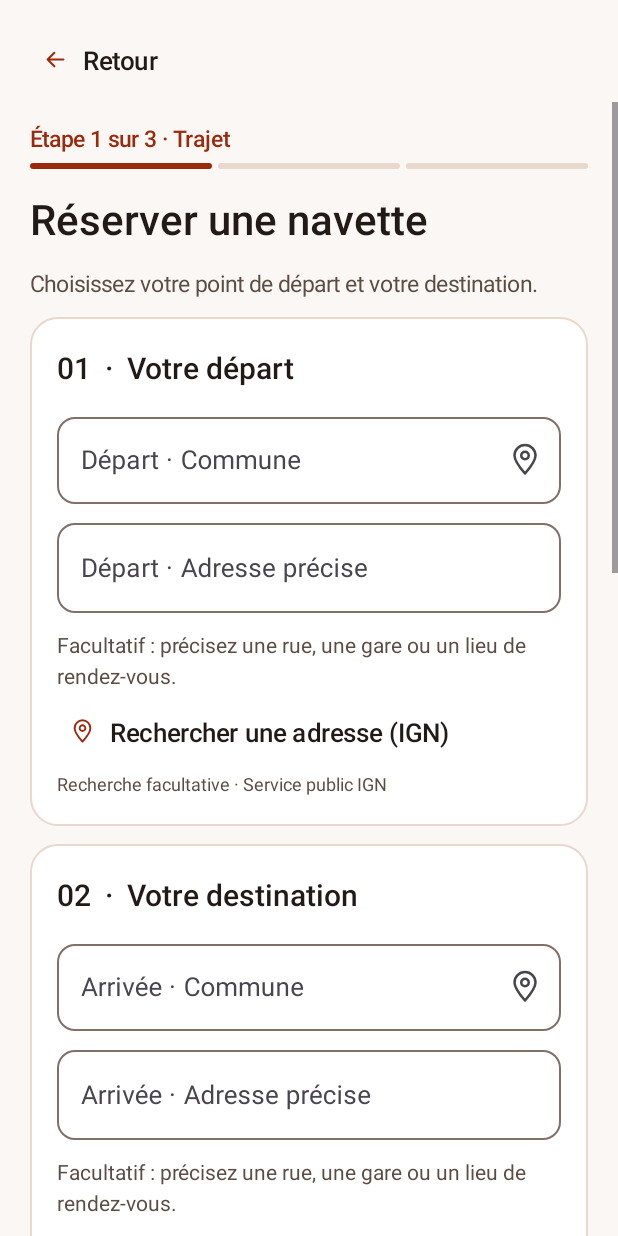
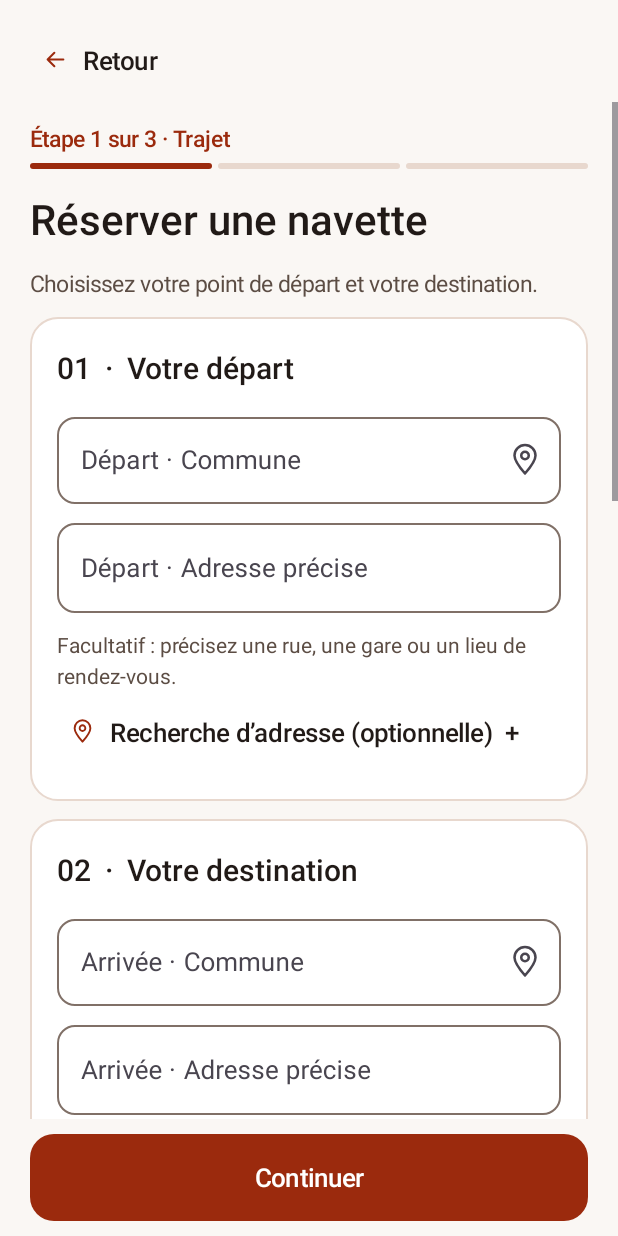
Before and after one commit to Navettephoenix/navette-phoenix, an Android app: the screen it shows after launch (MainActivity), after a tap on "Réserver une navette", on a phone screen of 412 x 824 dp. Run offline under Robolectric (Android 15) with nearby library versions, the phone set to English and light mode, and no system bars; our stand-ins replace Firebase (no records; nobody signed in at launch, a user with empty details on screens opened directly); 2 statements that could not run were skipped.

Commit message:
V20.1: collapsible IGN address search and persistent trip continue footer

```diff
--- a/android/app/src/main/java/com/phoenix/navette28/MainActivity.kt
+++ b/android/app/src/main/java/com/phoenix/navette28/MainActivity.kt
@@ -72,6 +72,7 @@ class MainActivity : AppCompatActivity() {
     private var privacyOrigin = Screen.HOME
     private var beforeEdit: Bundle? = null
     private var feedback = FormFeedback()
+    private lateinit var page: LinearLayout
     private lateinit var scroll: ScrollView
     private lateinit var column: LinearLayout
     private val notificationPermission = registerForActivityResult(ActivityResultContracts.RequestPermission()) {
@@ -157,7 +158,7 @@ class MainActivity : AppCompatActivity() {
         column.setPadding(dp(20), dp(14), dp(20), dp(24))
 
         // La navigation reste fixe au-dessus du contenu défilant, y compris sur Tarifs.
-        val page = LinearLayout(this).apply {
+        page = LinearLayout(this).apply {
             orientation = LinearLayout.VERTICAL
             setBackgroundColor(Palette.paper)
         }
@@ -378,7 +379,12 @@ class MainActivity : AppCompatActivity() {
         column.space(12)
         column.navigationLink("Consulter les tarifs par zones", R.drawable.ic_devis) { render(Screen.TARIFFS) }
         column.space(8)
-        column.action(if (beforeEdit == null) "Continuer" else "Enregistrer les modifications", true) {
+        // Action toujours visible, hors du contenu défilant et au-dessus de la navigation Android.
+        val footer = column().apply {
+            setPadding(dp(20), dp(10), dp(20), dp(10))
+            setBackgroundColor(Palette.paper)
+        }
+        footer.action(if (beforeEdit == null) "Continuer" else "Enregistrer les modifications", true) {
             val issue = booking().validateTrip(returnRequested = roundTrip)
             when {
                 issue != null -> feedback.show(issue)
@@ -386,6 +392,7 @@ class MainActivity : AppCompatActivity() {
                 else -> render(Screen.CONTACT_FORM)
             }
         }
+        page.addView(footer, LinearLayout.LayoutParams(-1, -2))
     }
 
     /** A commune is selected from a searchable list; detailed pickup points remain free-form. */
@@ -457,8 +464,15 @@ class MainActivity : AppCompatActivity() {
             14f, Palette.muted
         )
         parent.space(2)
+        val searchOptions = column()
+        parent.addView(searchOptions, LinearLayout.LayoutParams(-1, -2))
+        searchOptions.visibility = View.GONE
+        val toggleSearch = parent.navigationLink("Recherche d’adresse (optionnelle)  +", R.drawable.ic_destinations) {
+            val expanded = searchOptions.visibility != View.VISIBLE
+            searchOptions.visibility = if (expanded) View.VISIBLE else View.GONE
+        }
         lateinit var searchButton: MaterialButton
-        searchButton = parent.navigationLink("Rechercher une adresse (IGN)", R.drawable.ic_destinations) {
+        searchButton = searchOptions.navigationLink("Rechercher une adresse (IGN)", R.drawable.ic_destinations) {
             val query = detail.text.toString().trim()
             if (value(communeKey).isBlank()) {
                 feedback.show(BookingIssue(key, "Choisissez d’abord votre commune."))
@@ -501,7 +515,7 @@ class MainActivity : AppCompatActivity() {
                 }
             }
         }
-        parent.label("Recherche facultative · Service public IGN", 12f, Palette.muted)
+        searchOptions.label("Les termes saisis sont transmis au service public IGN.", 14f, Palette.muted)
         updateAddress()
     }
 
```
